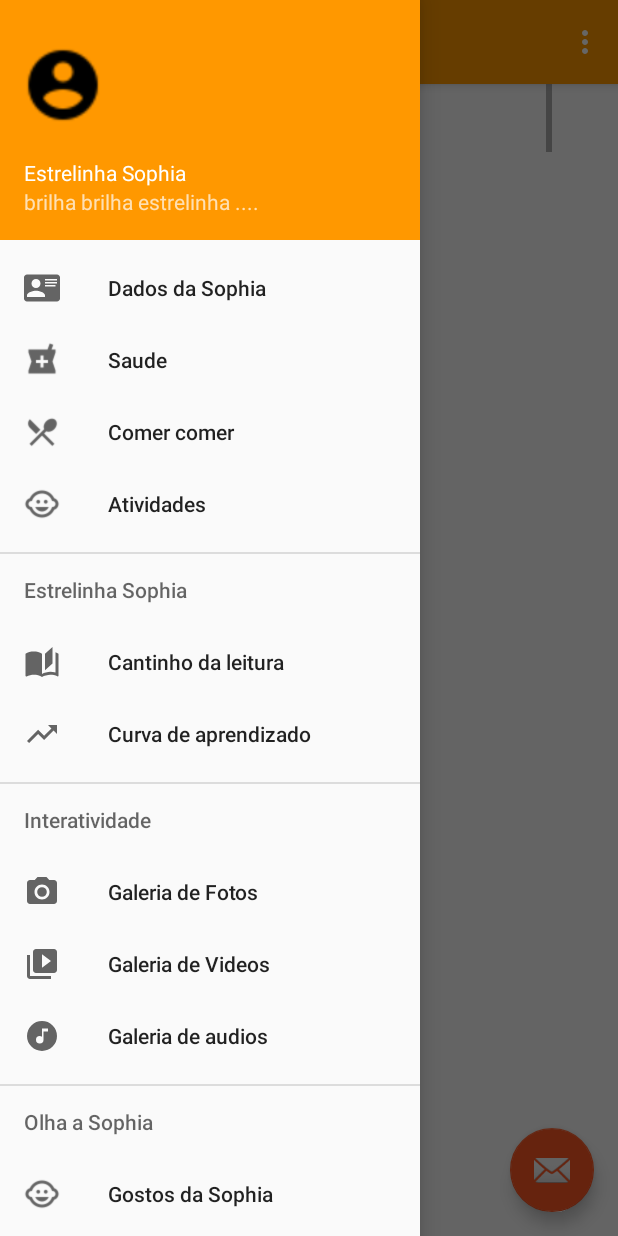
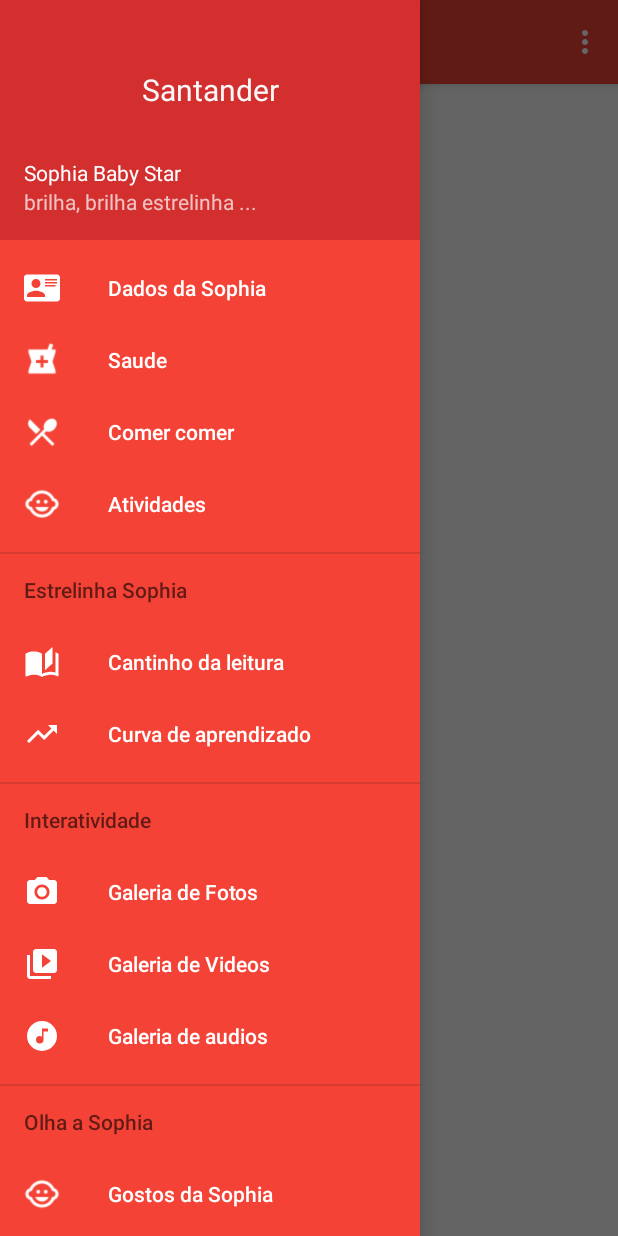
Before and after one commit to cledsonAlves/sophia, an Android app: the screen it shows after launch (MainActivity), with the side drawer open, on a phone screen of 412 x 824 dp. Run offline under Robolectric (Android 15) with nearby library versions, the phone set to English and light mode, and no system bars.

Commit message:
alteração cor navigation

```diff
--- a/app/src/main/java/sophia/br/com/star/MainActivity.java
+++ b/app/src/main/java/sophia/br/com/star/MainActivity.java
@@ -14,6 +14,7 @@
 import android.support.v7.widget.Toolbar;
 import android.view.Menu;
 import android.view.MenuItem;
+import android.widget.Toast;
 
 import java.util.ArrayList;
 import java.util.List;
@@ -35,14 +36,6 @@
         Toolbar toolbar = (Toolbar) findViewById(R.id.toolbar);
         setSupportActionBar(toolbar);
 
-        FloatingActionButton fab = (FloatingActionButton) findViewById(R.id.fab);
-        fab.setOnClickListener(new View.OnClickListener() {
-            @Override
-            public void onClick(View view) {
-                Snackbar.make(view, "Replace with your own action", Snackbar.LENGTH_LONG)
-                        .setAction("Action", null).show();
-            }
-        });
 
         DrawerLayout drawer = (DrawerLayout) findViewById(R.id.drawer_layout);
         ActionBarDrawerToggle toggle = new ActionBarDrawerToggle(
@@ -53,32 +46,6 @@
         NavigationView navigationView = (NavigationView) findViewById(R.id.nav_view);
         navigationView.setNavigationItemSelectedListener(this);
 
-      RecyclerView rv = (RecyclerView)findViewById(R.id.rv);
-    rv.setHasFixedSize(true);
-        mLayoutManager = new LinearLayoutManager(this);
-        rv.setLayoutManager(mLayoutManager);
-
-        /** TODO Mock **/
-       Pessoa p = new Pessoa();
-        p.setNome("Sophia");
-        p.setIdade("1 ano");
-        p.setSobrenome("Alves");
-
-        Pessoa p2 = new Pessoa();
-        p2.setNome("Denise ");
-        p2.setSobrenome("Alves");
-        p2.setIdade("39 anos");
-
-        List<Pessoa> lista = new ArrayList<Pessoa>();
-        lista.add(p2);
-
-        for (int i =0; i < 10; i++){
-            p.setNome(p.getNome()+" - "+ i);
-          lista.add(p);
-        }
-
-        mAdapter = new ListaAdapter(getApplicationContext(), lista);
-       rv.setAdapter(mAdapter);
 
     }
 
@@ -119,19 +86,31 @@
     public boolean onNavigationItemSelected(MenuItem item) {
         // Handle navigation view item clicks here.
         int id = item.getItemId();
-
-        if (id == R.id.nav_camera) {
+        if (id == R.id.nav_dados) {
+            Toast.makeText(this, "1", Toast.LENGTH_LONG).show();
             // Handle the camera action
-        } else if (id == R.id.nav_gallery) {
-
-        } else if (id == R.id.nav_slideshow) {
-
-        } else if (id == R.id.nav_manage) {
-
-        } else if (id == R.id.nav_share) {
-
-        } else if (id == R.id.nav_send) {
-
+        } else if (id == R.id.nav_saude) {
+            Toast.makeText(this, "2", Toast.LENGTH_LONG).show();
+        } else if (id == R.id.nav_comer) {
+            Toast.makeText(this, "3", Toast.LENGTH_LONG).show();
+        } else if (id == R.id.nav_atividades) {
+            Toast.makeText(this, "4", Toast.LENGTH_LONG).show();
+        } else if (id == R.id.nav_leitura) {
+            Toast.makeText(this, "5", Toast.LENGTH_LONG).show();
+        } else if (id == R.id.nav_aprendizado) {
+            Toast.makeText(this, "6", Toast.LENGTH_LONG).show();
+        }
+        else if (id == R.id.nav_galeria_fotos) {
+            Toast.makeText(this, "7", Toast.LENGTH_LONG).show();
+        }
+        else if (id == R.id.nav_galeria_videos) {
+            Toast.makeText(this, "8", Toast.LENGTH_LONG).show();
+        }
+        else if (id == R.id.nav_galeria_audios) {
+            Toast.makeText(this, "9", Toast.LENGTH_LONG).show();
+        }
+        else if (id == R.id.nav_gostos) {
+            Toast.makeText(this, "10", Toast.LENGTH_LONG).show();
         }
 
         DrawerLayout drawer = (DrawerLayout) findViewById(R.id.drawer_layout);
--- a/app/src/main/res/drawable/side_nav_bar.xml
+++ b/app/src/main/res/drawable/side_nav_bar.xml
@@ -2,8 +2,8 @@
     android:shape="rectangle">
     <gradient
         android:angle="135"
-        android:centerColor="#FF9800"
-        android:endColor="#FF9800"
-        android:startColor="#FF9800"
+        android:centerColor="@color/primary"
+        android:endColor="@color/primary"
+        android:startColor="@color/primary"
         android:type="linear" />
 </shape>
--- a/app/src/main/res/layout/activity_main.xml
+++ b/app/src/main/res/layout/activity_main.xml
@@ -13,14 +13,21 @@
         android:layout_width="match_parent"
         android:layout_height="match_parent" />
 
+
     <android.support.design.widget.NavigationView
+
         android:id="@+id/nav_view"
+        android:background="@color/primary"
         android:layout_width="wrap_content"
         android:layout_height="match_parent"
         android:layout_gravity="start"
+        app:itemTextColor="@color/icons"
+        app:itemIconTint="@color/icons"
         android:fitsSystemWindows="true"
         app:headerLayout="@layout/nav_header_main"
         app:menu="@menu/activity_main_drawer" />
 
 
+
+
 </android.support.v4.widget.DrawerLayout>
--- a/app/src/main/res/layout/app_bar_main.xml
+++ b/app/src/main/res/layout/app_bar_main.xml
@@ -20,14 +20,8 @@
 
     </android.support.design.widget.AppBarLayout>
 
-    <include layout="@layout/content_main" />
+    <include layout="@layout/content_main"
+        android:id="@+id/include" />
 
-    <android.support.design.widget.FloatingActionButton
-        android:id="@+id/fab"
-        android:layout_width="wrap_content"
-        android:layout_height="wrap_content"
-        android:layout_gravity="bottom|end"
-        android:layout_margin="@dimen/fab_margin"
-        app:srcCompat="@android:drawable/ic_dialog_email" />
 
 </android.support.design.widget.CoordinatorLayout>
--- a/app/src/main/res/layout/dados_bebe.xml
+++ b/app/src/main/res/layout/dados_bebe.xml
@@ -43,7 +43,7 @@
                 android:layout_height="140dp"
                 android:layout_below="@+id/sub_title_1"
                 android:layout_marginTop="10dp"
-                android:background="@color/colorAccent"
+                android:background="@color/primary_light"
                 android:contentDescription="Image de perfil"
                 app:srcCompat="@drawable/ic_face" />
 
--- a/app/src/main/res/layout/nav_header_main.xml
+++ b/app/src/main/res/layout/nav_header_main.xml
@@ -1,36 +1,50 @@
 <?xml version="1.0" encoding="utf-8"?>
 <LinearLayout xmlns:android="http://schemas.android.com/apk/res/android"
-    xmlns:app="http://schemas.android.com/apk/res-auto"
     android:layout_width="match_parent"
     android:layout_height="@dimen/nav_header_height"
-    android:background="@drawable/side_nav_bar"
+    android:background="@color/primary_dark"
     android:gravity="bottom"
     android:orientation="vertical"
     android:paddingBottom="@dimen/activity_vertical_margin"
     android:paddingLeft="@dimen/activity_horizontal_margin"
     android:paddingRight="@dimen/activity_horizontal_margin"
     android:paddingTop="@dimen/activity_vertical_margin"
-    android:theme="@style/ThemeOverlay.AppCompat.Dark"
-    android:weightSum="1">
+    android:theme="@style/ThemeOverlay.AppCompat.Dark">
 
-    <ImageView
-        android:id="@+id/imageView2"
-        android:layout_width="52dp"
+    <TextView
+        android:id="@+id/sub_title_1"
+        android:layout_width="match_parent"
         android:layout_height="wrap_content"
-        android:src="@drawable/ic_account_circle_black_24dp"
-        android:layout_weight="0.79" />
+        android:layout_marginBottom="10dp"
+        android:layout_marginTop="10dp"
+        android:gravity="center"
+        android:padding="6dp"
+        android:text="Santander"
+        android:textColor="#f9f9f9"
+        android:textSize="20sp" />
+
 
     <TextView
         android:layout_width="match_parent"
         android:layout_height="wrap_content"
         android:paddingTop="@dimen/nav_header_vertical_spacing"
-        android:text="Estrelinha Sophia"
+        android:text="Sophia Baby Star"
+
         android:textAppearance="@style/TextAppearance.AppCompat.Body1" />
 
     <TextView
         android:id="@+id/textView"
         android:layout_width="wrap_content"
         android:layout_height="wrap_content"
-        android:text="brilha brilha estrelinha ...." />
+        android:text="brilha, brilha estrelinha ..." />
+
+    <View
+        android:layout_width="match_parent"
+        android:layout_height="1dp"
+        android:layout_marginTop="2dp"
+        android:visibility="gone"
+        android:background="@color/icons">
+
+    </View>
 
 </LinearLayout>
--- a/app/src/main/res/menu/activity_main_drawer.xml
+++ b/app/src/main/res/menu/activity_main_drawer.xml
@@ -3,19 +3,19 @@
 
     <group android:checkableBehavior="single">
         <item
-            android:id="@+id/nav_camera"
+            android:id="@+id/nav_dados"
             android:icon="@drawable/account_card_details"
             android:title="Dados da Sophia" />
         <item
-            android:id="@+id/nav_gallery"
+            android:id="@+id/nav_saude"
             android:icon="@drawable/ic_local_pharmacy_black_24dp"
             android:title="Saude" />
         <item
-            android:id="@+id/nav_slideshow"
+            android:id="@+id/nav_comer"
             android:icon="@drawable/ic_restaurant_menu_black_24dp"
             android:title="Comer comer" />
         <item
-            android:id="@+id/nav_manage"
+            android:id="@+id/nav_atividades"
             android:icon="@drawable/ic_child_care_black_24dp"
             android:title="Atividades" />
     </group>
@@ -23,11 +23,11 @@
     <item android:title="Estrelinha Sophia">
         <menu>
             <item
-                android:id="@+id/nav_share"
+                android:id="@+id/nav_leitura"
                 android:icon="@drawable/book_open_page_variant"
                 android:title="Cantinho da leitura" />
             <item
-                android:id="@+id/nav_send"
+                android:id="@+id/nav_aprendizado"
                 android:icon="@drawable/trending_up"
                 android:title="Curva de aprendizado" />
 
@@ -37,17 +37,17 @@
         <menu>
 
             <item
-                android:id="@+id/nav_fotos"
+                android:id="@+id/nav_galeria_fotos"
                 android:icon="@drawable/ic_menu_camera"
                 android:title="Galeria de Fotos" />
 
             <item
-                android:id="@+id/nav_videos"
+                android:id="@+id/nav_galeria_videos"
                 android:icon="@drawable/ic_menu_slideshow"
                 android:title="Galeria de Videos" />
 
             <item
-                android:id="@+id/nav_audios"
+                android:id="@+id/nav_galeria_audios"
                 android:icon="@drawable/music_circle"
                 android:title="Galeria de audios" />
 
--- a/app/src/main/res/values/colors.xml
+++ b/app/src/main/res/values/colors.xml
@@ -1,6 +1,11 @@
 <?xml version="1.0" encoding="utf-8"?>
 <resources>
-    <color name="colorPrimary">#FF9800</color>
-    <color name="colorPrimaryDark">#F57C00</color>
-    <color name="colorAccent">#FF5722</color>
+    <color name="primary">#F44336</color>
+    <color name="primary_dark">#D32F2F</color>
+    <color name="primary_light">#FFCDD2</color>
+    <color name="accent">#536DFE</color>
+    <color name="primary_text">#FFFFFF</color>
+    <color name="secondary_text">#757575</color>
+    <color name="icons">#FFFFFF</color>
+    <color name="divider">#BDBDBD</color>
 </resources>
--- a/app/src/main/res/values/strings.xml
+++ b/app/src/main/res/values/strings.xml
@@ -1,8 +1,6 @@
 <resources>
-    <string name="app_name">Star</string>
-
+    <string name="app_name">Santander</string>
     <string name="navigation_drawer_open">Open navigation drawer</string>
     <string name="navigation_drawer_close">Close navigation drawer</string>
-
-    <string name="action_settings">Settings</string>
+    <string name="action_settings">Configurações</string>
 </resources>
--- a/app/src/main/res/values/styles.xml
+++ b/app/src/main/res/values/styles.xml
@@ -3,9 +3,9 @@
     <!-- Base application theme. -->
     <style name="AppTheme" parent="Theme.AppCompat.Light.DarkActionBar">
         <!-- Customize your theme here. -->
-        <item name="colorPrimary">@color/colorPrimary</item>
-        <item name="colorPrimaryDark">@color/colorPrimaryDark</item>
-        <item name="colorAccent">@color/colorAccent</item>
+        <item name="colorPrimary">@color/primary</item>
+        <item name="colorPrimaryDark">@color/primary_dark</item>
+        <item name="colorAccent">@color/primary_light</item>
     </style>
 
     <style name="AppTheme.NoActionBar">
```
Also changed, not shown: app/src/main/res/drawable/ic_sentiment_very_satisfied_black_36dp.png (added).
